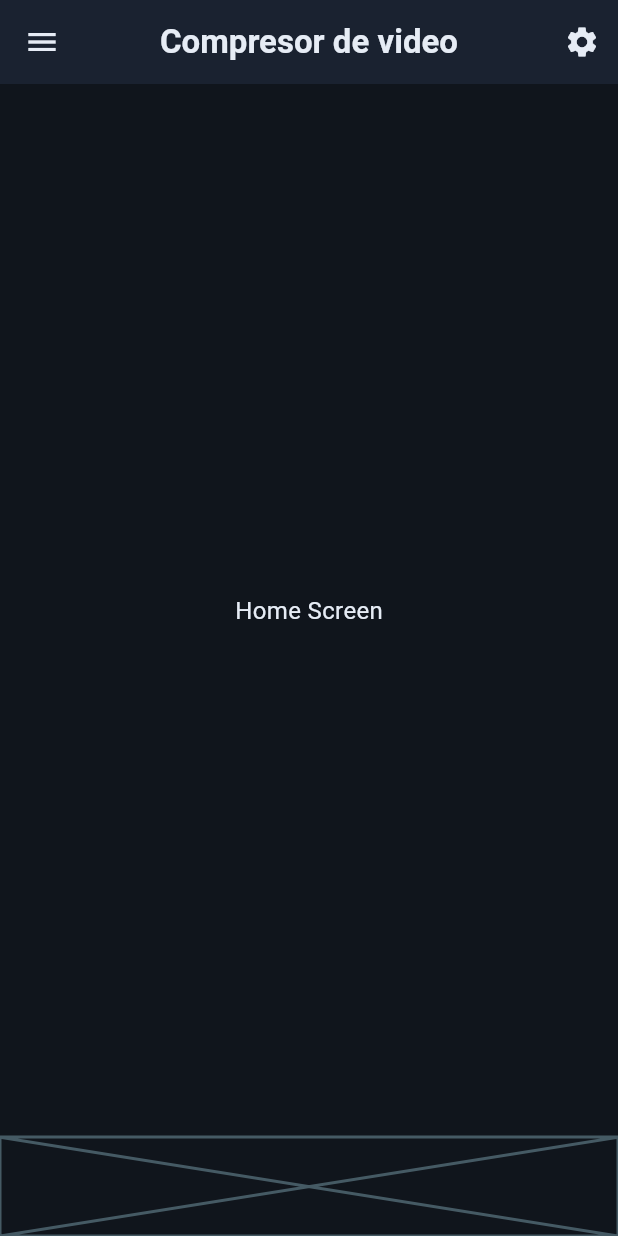
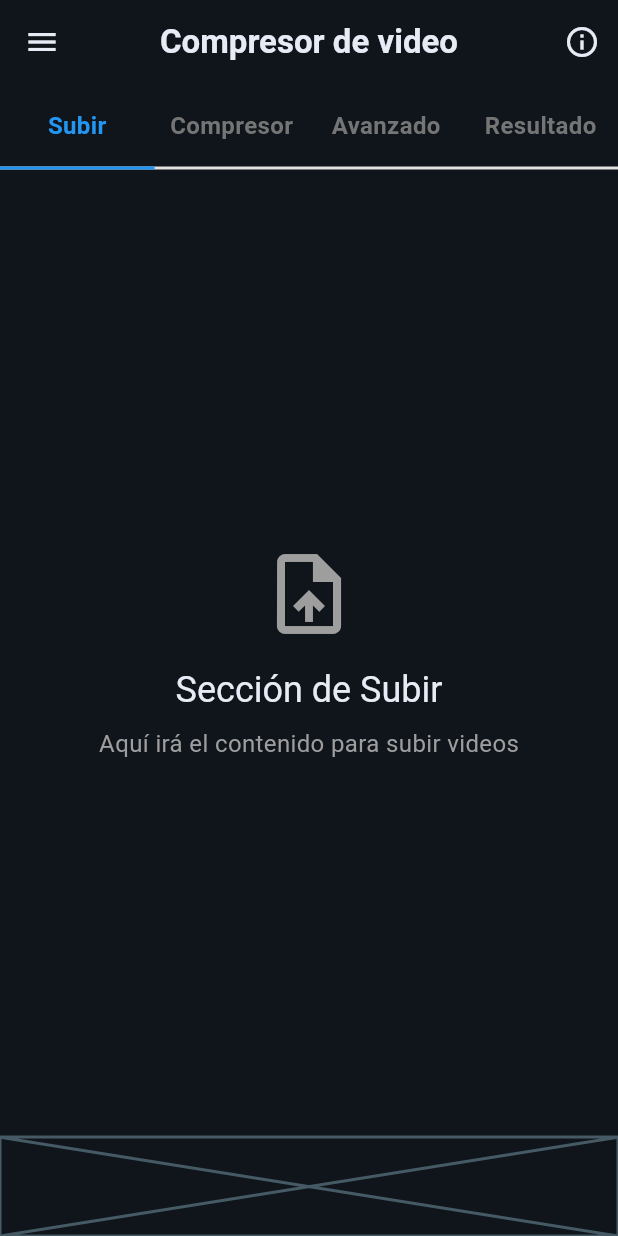
Before and after one commit to carlostic26/robot_compresor_video, a Flutter app: the HomeScreen screen opened by its route, on a phone screen of 412 x 824 dp. Run offline on Flutter 3.47's test engine with Material 3 defaults, Android fonts, the light colour scheme and no system bars; our stand-ins replace equatable, flutter_bloc, get_it, go_router.

Commit message:
feat(home): implement HomeBloc and initial states

```diff
--- /dev/null
+++ b/lib/features/home/presentation/bloc/home_section_bloc.dart
@@ -0,0 +1,32 @@
+import 'package:equatable/equatable.dart';
+import 'package:flutter_bloc/flutter_bloc.dart';
+
+part 'home_section_event.dart';
+part 'home_section_state.dart';
+
+class HomeSectionBloc extends Bloc<HomeSectionEvent, HomeSectionState> {
+  HomeSectionBloc() : super(const HomeSectionState()) {
+    // Escucha el evento PageChanged
+    on<PageChanged>(_onPageChanged);
+
+    // Escucha el evento InitPage
+    on<InitPage>(_onInitPage);
+  }
+
+  /// Maneja el cambio de página
+  /// Cuando el usuario desliza o toca un tab, esta función se ejecuta
+  Future<void> _onPageChanged(
+    PageChanged event,
+    Emitter<HomeSectionState> emit,
+  ) async {
+    emit(state.copyWith(currentPageIndex: event.pageIndex));
+  }
+
+  /// Inicializa la página a 0
+  Future<void> _onInitPage(
+    InitPage event,
+    Emitter<HomeSectionState> emit,
+  ) async {
+    emit(const HomeSectionState(currentPageIndex: 0));
+  }
+}
--- /dev/null
+++ b/lib/features/home/presentation/bloc/home_section_event.dart
@@ -0,0 +1,23 @@
+part of 'home_section_bloc.dart';
+
+abstract class HomeSectionEvent extends Equatable {
+  const HomeSectionEvent();
+
+  @override
+  List<Object> get props => [];
+}
+
+/// Evento que se dispara cuando el usuario cambia de página
+class PageChanged extends HomeSectionEvent {
+  final int pageIndex;
+
+  const PageChanged(this.pageIndex);
+
+  @override
+  List<Object> get props => [pageIndex];
+}
+
+/// Evento para inicializar el bloc a la primera página
+class InitPage extends HomeSectionEvent {
+  const InitPage();
+}
--- /dev/null
+++ b/lib/features/home/presentation/bloc/home_section_state.dart
@@ -0,0 +1,18 @@
+part of 'home_section_bloc.dart';
+
+class HomeSectionState extends Equatable {
+  /// Índice de la página actual (0 = subir, 1 = compresor, 2 = avanzado, 3 = resultado)
+  final int currentPageIndex;
+
+  const HomeSectionState({this.currentPageIndex = 0});
+
+  /// Copia el estado con nuevos valores
+  HomeSectionState copyWith({int? currentPageIndex}) {
+    return HomeSectionState(
+      currentPageIndex: currentPageIndex ?? this.currentPageIndex,
+    );
+  }
+
+  @override
+  List<Object> get props => [currentPageIndex];
+}
--- a/lib/features/home/presentation/home_screen.dart
+++ b/lib/features/home/presentation/home_screen.dart
@@ -1,5 +1,9 @@
 import 'package:flutter/material.dart';
+import 'package:flutter_bloc/flutter_bloc.dart';
 import 'package:robot_compresor_video/core/services/screen_size_service.dart';
+import 'package:robot_compresor_video/features/home/presentation/bloc/home_section_bloc.dart';
+import 'package:robot_compresor_video/features/home/presentation/widgets/animated_section_tabs.dart';
+import 'package:robot_compresor_video/features/home/presentation/widgets/section_pages.dart';
 
 class HomeScreen extends StatefulWidget {
   const HomeScreen({super.key});
@@ -9,25 +13,97 @@ class HomeScreen extends StatefulWidget {
 }
 
 class _HomeScreenState extends State<HomeScreen> {
+  late PageController _pageController;
+  late HomeSectionBloc _homeSectionBloc;
+
+  /// Lista de secciones en el mismo orden que las páginas
+  static const List<String> _sections = [
+    'Subir',
+    'Compresor',
+    'Avanzado',
+    'Resultado',
+  ];
+
+  @override
+  void initState() {
+    super.initState();
+    _homeSectionBloc = HomeSectionBloc();
+    _pageController = PageController(initialPage: 0);
+  }
+
+  @override
+  void dispose() {
+    _pageController.dispose();
+    _homeSectionBloc.close();
+    super.dispose();
+  }
+
+  /// Maneja el cambio de página desde el PageView
+  void _onPageChanged(int index) {
+    _homeSectionBloc.add(PageChanged(index));
+  }
+
+  /// Maneja cuando se presiona un tab
+  void _onTabPressed(int index) {
+    _pageController.animateToPage(
+      index,
+      duration: const Duration(milliseconds: 300),
+      curve: Curves.easeInOut,
+    );
+  }
+
   @override
   Widget build(BuildContext context) {
-    return Scaffold(
+    return BlocProvider<HomeSectionBloc>(
+      create: (context) => _homeSectionBloc..add(const InitPage()),
+      child: Scaffold(
         appBar: AppBar(
+          backgroundColor: Colors.transparent,
           centerTitle: true,
-        title: Text('Compresor de video'),
+          title: const Text('Compresor de video'),
           leading: IconButton(
-          icon: Icon(Icons.menu),
+            icon: const Icon(Icons.menu),
             onPressed: () {
               Navigator.pop(context);
             },
           ),
-        actions: [IconButton(icon: Icon(Icons.settings), onPressed: () {})],
+          actions: [
+            IconButton(icon: const Icon(Icons.info_outline), onPressed: () {}),
+          ],
         ),
-      body: const Center(child: Text('Home Screen')),
+        body: Column(
+          children: [
+            /// TABS CON INDICADOR ANIMADO
+            BlocBuilder<HomeSectionBloc, HomeSectionState>(
+              builder: (context, state) {
+                return AnimatedSectionTabs(
+                  sections: _sections,
+                  currentIndex: state.currentPageIndex,
+                  onTabPressed: _onTabPressed,
+                );
+              },
+            ),
+
+            /// PAGEVIEW CON LAS 4 SECCIONES
+            Expanded(
+              child: PageView(
+                controller: _pageController,
+                onPageChanged: _onPageChanged,
+                children: const [
+                  SubirSection(),
+                  CompressorSection(),
+                  AvanzadoSection(),
+                  ResultadoSection(),
+                ],
+              ),
+            ),
+          ],
+        ),
         bottomNavigationBar: SizedBox(
           height: ScreenSizeService.heightPercent(context, 8),
           child: const Placeholder(),
         ),
+      ),
     );
   }
 }
--- /dev/null
+++ b/lib/features/home/presentation/widgets/animated_section_tabs.dart
@@ -0,0 +1,74 @@
+import 'package:flutter/material.dart';
+
+/// Widget que renderiza los tabs animados con indicador de subrayado
+/// El subrayado se anima suavemente cuando cambias de página
+class AnimatedSectionTabs extends StatelessWidget {
+  /// Lista de nombres de las secciones
+  final List<String> sections;
+
+  /// Índice de la sección activa
+  final int currentIndex;
+
+  /// Callback cuando se presiona un tab
+  final Function(int) onTabPressed;
+
+  const AnimatedSectionTabs({
+    super.key,
+    required this.sections,
+    required this.currentIndex,
+    required this.onTabPressed,
+  });
+
+  @override
+  Widget build(BuildContext context) {
+    final tabWidth = MediaQuery.of(context).size.width / sections.length;
+
+    return Column(
+      children: [
+        // Fila de tabs
+        Container(
+          color: Colors.transparent,
+          child: Row(
+            children: List.generate(
+              sections.length,
+              (index) => Expanded(
+                child: GestureDetector(
+                  onTap: () => onTabPressed(index),
+                  child: Padding(
+                    padding: const EdgeInsets.symmetric(vertical: 16.0),
+                    child: Text(
+                      sections[index],
+                      textAlign: TextAlign.center,
+                      style: TextStyle(
+                        fontSize: 16,
+                        fontWeight: FontWeight.w600,
+                        color: currentIndex == index
+                            ? Colors.blue
+                            : Colors.grey[600],
+                      ),
+                    ),
+                  ),
+                ),
+              ),
+            ),
+          ),
+        ),
+
+        // Indicador animado de subrayado
+        Stack(
+          children: [
+            // Fondo gris claro
+            Container(height: 2, color: Colors.grey[300]),
+            // Indicador azul animado
+            AnimatedPositioned(
+              duration: const Duration(milliseconds: 300),
+              curve: Curves.easeInOut,
+              left: currentIndex * tabWidth,
+              child: Container(width: tabWidth, height: 2, color: Colors.blue),
+            ),
+          ],
+        ),
+      ],
+    );
+  }
+}
--- /dev/null
+++ b/lib/features/home/presentation/widgets/section_pages.dart
@@ -0,0 +1,117 @@
+import 'package:flutter/material.dart';
+
+/// Sección para subir videos
+class SubirSection extends StatelessWidget {
+  const SubirSection({super.key});
+
+  @override
+  Widget build(BuildContext context) {
+    return Center(
+      child: Column(
+        mainAxisAlignment: MainAxisAlignment.center,
+        children: [
+          Icon(Icons.upload_file, size: 64, color: Colors.grey),
+          SizedBox(height: 16),
+          Text(
+            'Sección de Subir',
+            style: Theme.of(context).textTheme.headlineSmall,
+          ),
+          SizedBox(height: 8),
+          Text(
+            'Aquí irá el contenido para subir videos',
+            style: Theme.of(
+              context,
+            ).textTheme.bodyMedium?.copyWith(color: Colors.grey),
+          ),
+        ],
+      ),
+    );
+  }
+}
+
+/// Sección para comprimir videos
+class CompressorSection extends StatelessWidget {
+  const CompressorSection({super.key});
+
+  @override
+  Widget build(BuildContext context) {
+    return Center(
+      child: Column(
+        mainAxisAlignment: MainAxisAlignment.center,
+        children: [
+          Icon(Icons.compress, size: 64, color: Colors.grey),
+          SizedBox(height: 16),
+          Text(
+            'Sección de Compresor',
+            style: Theme.of(context).textTheme.headlineSmall,
+          ),
+          SizedBox(height: 8),
+          Text(
+            'Aquí irá el contenido para comprimir videos',
+            style: Theme.of(
+              context,
+            ).textTheme.bodyMedium?.copyWith(color: Colors.grey),
+          ),
+        ],
+      ),
+    );
+  }
+}
+
+/// Sección para opciones avanzadas
+class AvanzadoSection extends StatelessWidget {
+  const AvanzadoSection({super.key});
+
+  @override
+  Widget build(BuildContext context) {
+    return Center(
+      child: Column(
+        mainAxisAlignment: MainAxisAlignment.center,
+        children: [
+          Icon(Icons.settings, size: 64, color: Colors.grey),
+          SizedBox(height: 16),
+          Text(
+            'Sección Avanzado',
+            style: Theme.of(context).textTheme.headlineSmall,
+          ),
+          SizedBox(height: 8),
+          Text(
+            'Aquí irá el contenido de opciones avanzadas',
+            style: Theme.of(
+              context,
+            ).textTheme.bodyMedium?.copyWith(color: Colors.grey),
+          ),
+        ],
+      ),
+    );
+  }
+}
+
+/// Sección para ver resultados
+class ResultadoSection extends StatelessWidget {
+  const ResultadoSection({super.key});
+
+  @override
+  Widget build(BuildContext context) {
+    return Center(
+      child: Column(
+        mainAxisAlignment: MainAxisAlignment.center,
+        children: [
+          Icon(Icons.check_circle, size: 64, color: Colors.grey),
+          SizedBox(height: 16),
+          Text(
+            'Sección de Resultado',
+            style: Theme.of(context).textTheme.headlineSmall,
+          ),
+          SizedBox(height: 8),
+          Text(
+            'Aquí irá el contenido del resultado',
+            style: Theme.of(
+              context,
+            ).textTheme.bodyMedium?.copyWith(color: Colors.grey),
+          ),
+        ],
+      ),
+    );
+  }
+}
```
Also changed, not shown: 1 other file. Lines whose indentation alone changed are shown as unchanged.
